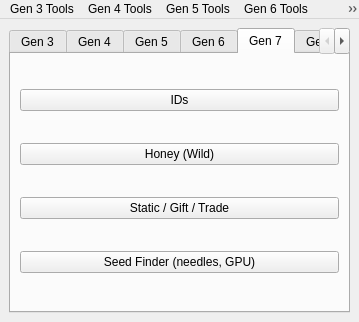
Xenon-Hacks/PokeFinder-GPU, file Form/MainWindow.ui: the form before one commit.
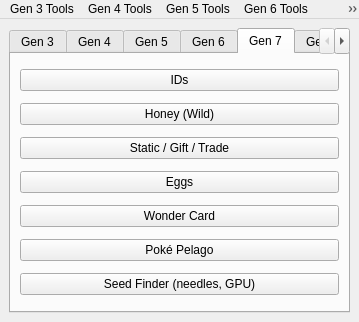
The form after the commit. The open tabs and pages were chosen to show the change. Icons and pictures are not drawn.

Commit message: Gen 7: eggs from the daycare TinyMT, Wonder Cards, Poke Pelago visitors

```diff
--- a/Form/MainWindow.ui
+++ b/Form/MainWindow.ui
@@ -248,6 +248,27 @@
          </widget>
         </item>
         <item row="3" column="0">
+         <widget class="QPushButton" name="pushButtonEggs7">
+          <property name="text">
+           <string>Eggs</string>
+          </property>
+         </widget>
+        </item>
+        <item row="4" column="0">
+         <widget class="QPushButton" name="pushButtonEvent7">
+          <property name="text">
+           <string>Wonder Card</string>
+          </property>
+         </widget>
+        </item>
+        <item row="5" column="0">
+         <widget class="QPushButton" name="pushButtonPelago7">
+          <property name="text">
+           <string>Poké Pelago</string>
+          </property>
+         </widget>
+        </item>
+        <item row="6" column="0">
          <widget class="QPushButton" name="pushButtonSeedFinder7">
           <property name="text">
            <string>Seed Finder (needles, GPU)</string>
```
The commit also changes 28 other files.
